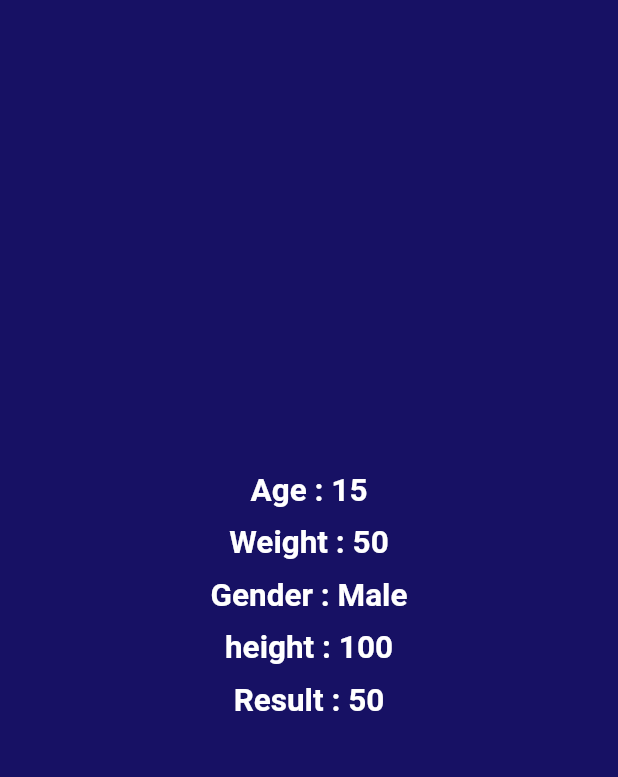
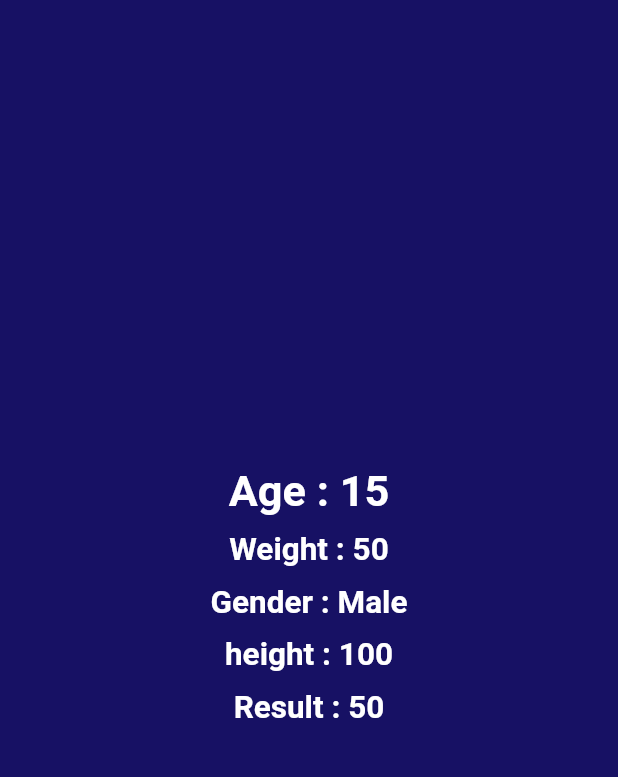
Before and after one commit to Kabatcha0/BmiCalculator, a Flutter app: the screen it shows after launch, after a tap on "Calculate", on a phone screen of 412 x 824 dp, the part 64-841 px from its top. Run offline on Flutter 3.47's test engine with Material 2 defaults, Android fonts, the phone set to English and light mode, and no system bars; our stand-ins replace responsive_builder, sizer; missing offline and left inert: desktop_window.

Commit message:
new task commit

```diff
--- a/lib/components/components.dart
+++ b/lib/components/components.dart
@@ -9,9 +9,9 @@ Widget defaultFloating(
     FloatingActionButton(
       heroTag: upper ? hero.toUpperCase() : hero,
       backgroundColor: const Color.fromARGB(255, 108, 13, 163),
+      onPressed: function,
       child: Icon(
         icon,
         color: color,
       ),
-      onPressed: function,
     );
--- a/lib/main.dart
+++ b/lib/main.dart
@@ -1,7 +1,22 @@
+import 'dart:io';
+import 'package:bmi/modules/bmi_desktop/bmi_desktop.dart';
 import 'package:bmi/modules/bmi_screen/bmi.dart';
+import 'package:desktop_window/desktop_window.dart';
 import 'package:flutter/material.dart';
+import 'package:flutter/services.dart';
+import 'package:responsive_builder/responsive_builder.dart';
+import 'package:sizer/sizer.dart';
 
-void main() {
+void main() async {
+  WidgetsFlutterBinding.ensureInitialized();
+  await SystemChrome.setPreferredOrientations([
+    DeviceOrientation.portraitUp,
+    DeviceOrientation.landscapeRight,
+    DeviceOrientation.landscapeLeft,
+  ]);
+  // if (Platform.isWindows) {
+  //   await DesktopWindow.setMinWindowSize(const Size(500, 500));
+  // }
   runApp(const MyApp());
 }
 
@@ -11,9 +26,24 @@ class MyApp extends StatelessWidget {
   // This widget is the root of your application.
   @override
   Widget build(BuildContext context) {
-    return MaterialApp(
-      debugShowCheckedModeBanner: false,
-      home: Bmi(),
+    return Sizer(
+      builder: (context, orientation, deviceType) => MaterialApp(
+          debugShowCheckedModeBanner: false,
+          home: Builder(builder: (context) {
+            if (MediaQuery.of(context).size.width <= 700) {
+              return Bmi();
+            } else {
+              /////
+              return BmiDesktop();
+            }
+          })
+          // ScreenTypeLayout(
+          //   mobile: Bmi(),
+          //   desktop: const BmiDesktop(),
+          //   breakpoints:
+          //       const ScreenBreakpoints(desktop: 500, tablet: 300, watch: 50),
+          // ),
+          ),
     );
   }
 }
--- a/lib/modules/bmi_result/bmi_result.dart
+++ b/lib/modules/bmi_result/bmi_result.dart
@@ -1,4 +1,5 @@
 import 'package:flutter/material.dart';
+import 'package:sizer/sizer.dart';
 
 class BmiResult extends StatelessWidget {
   final int age;
@@ -33,9 +34,9 @@ class BmiResult extends StatelessWidget {
           children: [
             Text(
               "Age : $age",
-              style: const TextStyle(
+              style: TextStyle(
                   color: Colors.white,
-                  fontSize: 21,
+                  fontSize: 21.sp,
                   fontWeight: FontWeight.bold),
             ),
             const SizedBox(
--- a/lib/modules/bmi_screen/bmi.dart
+++ b/lib/modules/bmi_screen/bmi.dart
@@ -2,6 +2,7 @@ import 'dart:math';
 
 import 'package:flutter/material.dart';
 import 'package:bmi/modules/bmi_result/bmi_result.dart';
+import 'package:sizer/sizer.dart';
 
 import '../../components/components.dart';
 
@@ -53,7 +54,8 @@ class _Bmi extends State<Bmi> {
                       decoration: BoxDecoration(
                           color: toggle
                               ? const Color.fromARGB(255, 108, 13, 163)
-                              : const Color.fromARGB(255, 61, 56, 121),
+                              : const Color.fromARGB(255, 61, 52, 121),
+                          /////
                           borderRadius: BorderRadius.circular(10)),
                       child: Column(
                         mainAxisAlignment: MainAxisAlignment.center,
@@ -228,8 +230,8 @@ class _Bmi extends State<Bmi> {
                       ],
                     ),
                   )),
-                  const SizedBox(
-                    width: 5,
+                  SizedBox(
+                    width: 5.sp,
                   ),
                   Expanded(
                       child: Container(
--- a/pubspec.yaml
+++ b/pubspec.yaml
@@ -31,6 +31,9 @@ environment:
 dependencies:
   flutter:
     sdk: flutter
+  responsive_builder:
+  desktop_window:
+  sizer:
 
 
   # The following adds the Cupertino Icons font to your application.
```
Also changed, not shown: lib/modules/bmi_desktop/bmi_desktop.dart (added, +18 -0 lines), pubspec.lock, 5 other files.
